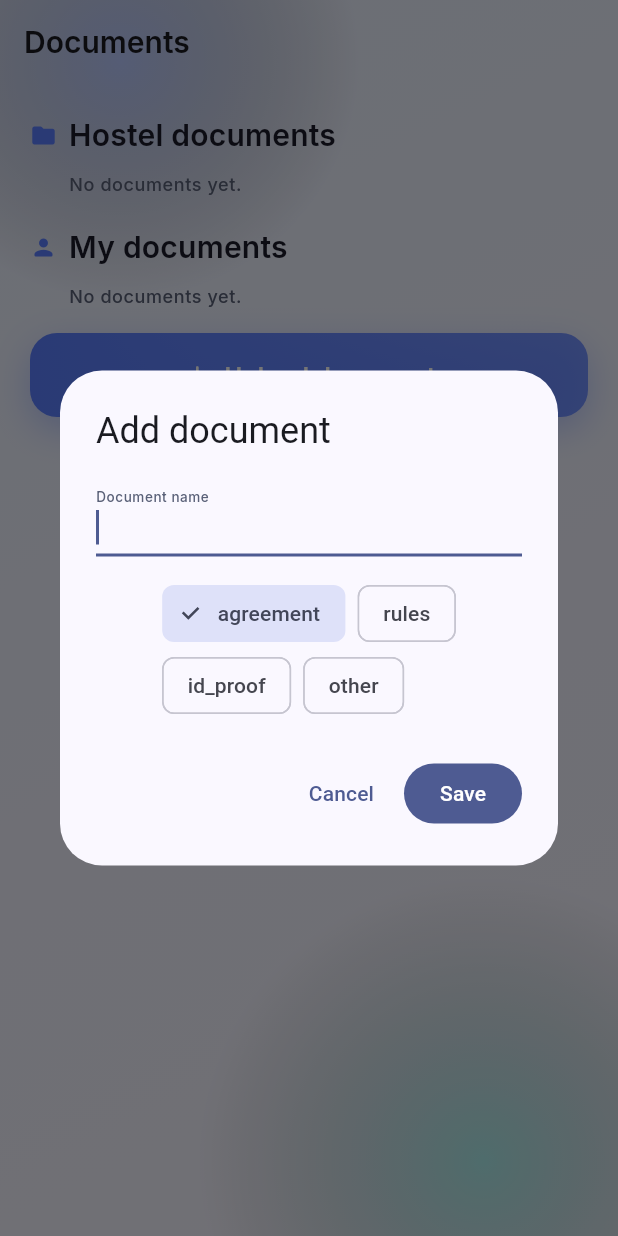
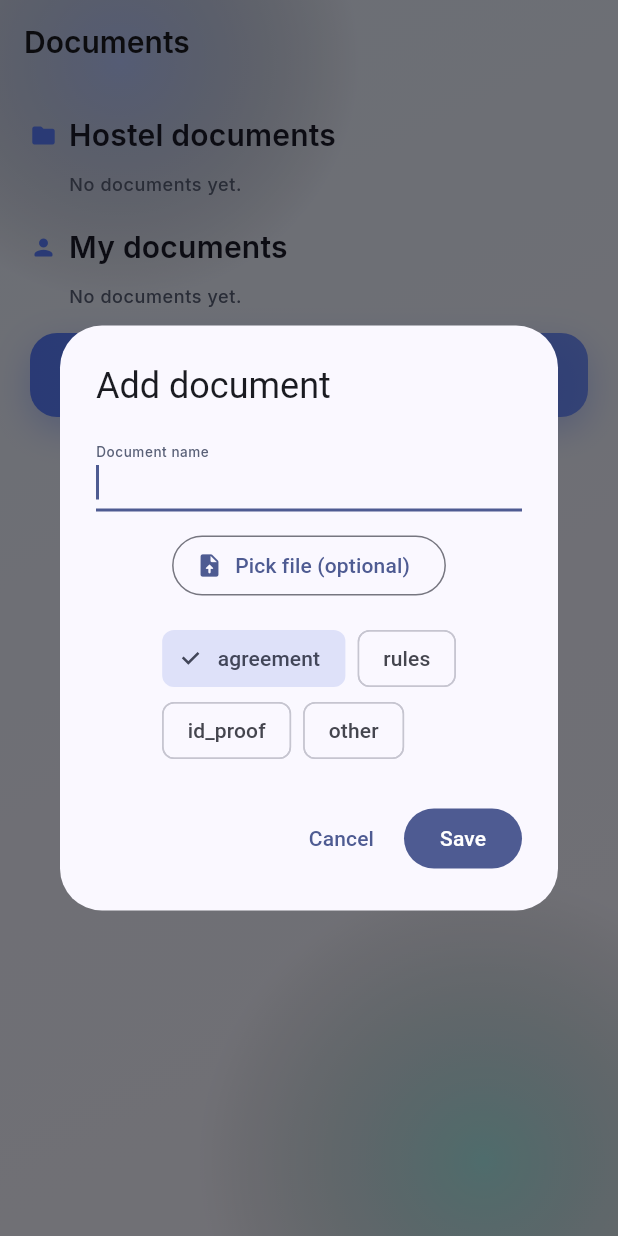
Before and after one commit to AanandAB/Hostelhub, a Flutter app: the DocumentsScreen screen opened by its route, after a tap on "Upload document", on a phone screen of 412 x 824 dp. Run offline on Flutter 3.47's test engine with Material 3 defaults, Android fonts, the phone set to English and light mode, and no system bars; our stand-ins replace audioplayers, file_picker, flutter_riverpod, go_router, google_fonts, pdf and 2 more; accounts and stored records are empty.

Commit message:
fix: visitor button padding + dropdown, deposit validation, PDF Rs symbol, documents upload/edit/delete, Resend email transport; add features doc

```diff
--- a/hostelhub/lib/data/firebase/firebase_repositories.dart
+++ b/hostelhub/lib/data/firebase/firebase_repositories.dart
@@ -265,6 +265,12 @@ class FirebaseOpsRepository implements OpsRepository {
       _n();
   @override
   Future<Document> createDocument(Document document) => _n();
+  @override
+  Future<Document> updateDocument(String documentId,
+          {String? name, String? type}) =>
+      _n();
+  @override
+  Future<void> deleteDocument(String documentId) => _n();
 }
 
 class FirebaseAdminRepository implements AdminRepository {
--- a/hostelhub/lib/data/local/local_api_client.dart
+++ b/hostelhub/lib/data/local/local_api_client.dart
@@ -45,6 +45,11 @@ class LocalApiClient {
     return _decode(res);
   }
 
+  Future<Map<String, dynamic>> delete(String path) async {
+    final res = await _client.delete(_uri(path));
+    return _decode(res);
+  }
+
   Uri _uri(String path) => Uri.parse('$baseUrl$path');
 
   Map<String, dynamic> _decode(http.Response res) {
--- a/hostelhub/lib/data/repositories/repositories.dart
+++ b/hostelhub/lib/data/repositories/repositories.dart
@@ -165,6 +165,9 @@ abstract class OpsRepository {
   // ── Document vault ─────────────────────────────────────────────────────
   Future<List<Document>> listDocuments(String ownerType, String ownerId);
   Future<Document> createDocument(Document document);
+  Future<Document> updateDocument(String documentId,
+      {String? name, String? type});
+  Future<void> deleteDocument(String documentId);
 }
 
 /// Super-admin (SaaS operator) surface: subscription pricing + client overrides.
--- a/hostelhub/lib/data/supabase/supabase_repositories.dart
+++ b/hostelhub/lib/data/supabase/supabase_repositories.dart
@@ -264,6 +264,12 @@ class SupabaseOpsRepository implements OpsRepository {
       _n();
   @override
   Future<Document> createDocument(Document document) => _n();
+  @override
+  Future<Document> updateDocument(String documentId,
+          {String? name, String? type}) =>
+      _n();
+  @override
+  Future<void> deleteDocument(String documentId) => _n();
 }
 
 class SupabaseAdminRepository implements AdminRepository {
--- a/hostelhub/lib/features/ops/bills_screen.dart
+++ b/hostelhub/lib/features/ops/bills_screen.dart
@@ -168,7 +168,7 @@ class _BillsScreenState extends ConsumerState<BillsScreen> {
                     mainAxisAlignment: pw.MainAxisAlignment.spaceBetween,
                     children: [
                       pw.Text(r.$1),
-                      pw.Text('₹${r.$2}'),
+                      pw.Text('Rs. ${r.$2}'),
                     ],
                   ),
                 )
@@ -180,7 +180,7 @@ class _BillsScreenState extends ConsumerState<BillsScreen> {
                 children: [
                   pw.Text('Total',
                       style: pw.TextStyle(fontWeight: pw.FontWeight.bold)),
-                  pw.Text('₹$total',
+                  pw.Text('Rs. $total',
                       style: pw.TextStyle(fontWeight: pw.FontWeight.bold)),
                 ],
               ),
--- a/hostelhub/lib/features/ops/documents_screen.dart
+++ b/hostelhub/lib/features/ops/documents_screen.dart
@@ -1,3 +1,4 @@
+import 'package:file_picker/file_picker.dart';
 import 'package:flutter/material.dart';
 import 'package:flutter_riverpod/flutter_riverpod.dart';
 
@@ -59,10 +60,12 @@ class DocumentsScreen extends ConsumerWidget {
     return ListView(
       padding: const EdgeInsets.fromLTRB(20, 20, 20, 40),
       children: [
-        _section(context, 'Hostel documents', hostelDocs, Icons.folder_rounded),
+        _section(context, ref, 'Hostel documents', hostelDocs,
+            Icons.folder_rounded, 'hostel', propertyId),
         if (!isOwner) ...[
           const SizedBox(height: 20),
-          _section(context, 'My documents', ownDocs, Icons.person_rounded),
+          _section(context, ref, 'My documents', ownDocs, Icons.person_rounded,
+              'inmate', inmateId),
         ],
         const SizedBox(height: 16),
         GlassButton(
@@ -76,8 +79,8 @@ class DocumentsScreen extends ConsumerWidget {
     );
   }
 
-  Widget _section(
-      BuildContext context, String title, List<Document> docs, IconData icon) {
+  Widget _section(BuildContext context, WidgetRef ref, String title,
+      List<Document> docs, IconData icon, String ownerType, String ownerId) {
     final textTheme = Theme.of(context).textTheme;
     return Column(
       crossAxisAlignment: CrossAxisAlignment.start,
@@ -112,6 +115,7 @@ class DocumentsScreen extends ConsumerWidget {
                         crossAxisAlignment: CrossAxisAlignment.start,
                         children: [
                           Text(d.name, style: textTheme.bodyLarge),
+                          Text(d.type, style: textTheme.bodySmall),
                           if (d.uploadedAt != null)
                             Text(
                               'Uploaded ${d.uploadedAt!.substring(0, 10)}',
@@ -120,16 +124,17 @@ class DocumentsScreen extends ConsumerWidget {
                         ],
                       ),
                     ),
-                    Container(
-                      padding: const EdgeInsets.symmetric(
-                          horizontal: 10, vertical: 4),
-                      decoration: BoxDecoration(
-                        color: AppColors.primary.withValues(alpha: 0.14),
-                        borderRadius: BorderRadius.circular(10),
-                      ),
-                      child: Text(d.type,
-                          style: const TextStyle(
-                              fontSize: 12, color: AppColors.primary)),
+                    IconButton(
+                      icon: const Icon(Icons.edit_rounded,
+                          size: 20, color: AppColors.accent),
+                      onPressed: () => _editDialog(
+                          context, ref, d, ownerType, ownerId),
+                    ),
+                    IconButton(
+                      icon: const Icon(Icons.delete_outline_rounded,
+                          size: 20, color: AppColors.danger),
+                      onPressed: () => _deleteDoc(
+                          context, ref, d, ownerType, ownerId),
                     ),
                   ],
                 ),
@@ -139,16 +144,38 @@ class DocumentsScreen extends ConsumerWidget {
     );
   }
 
-  void _addDialog(BuildContext context, WidgetRef ref, String ownerType,
-      String ownerId) {
-    final controller = TextEditingController();
-    String type = _docTypes.first;
+  Future<void> _deleteDoc(BuildContext context, WidgetRef ref, Document d,
+      String ownerType, String ownerId) async {
+    final ok = await showDialog<bool>(
+      context: context,
+      builder: (ctx) => AlertDialog(
+        title: const Text('Delete document?'),
+        content: Text('Delete "${d.name}"? This cannot be undone.'),
+        actions: [
+          TextButton(
+              onPressed: () => Navigator.pop(ctx, false),
+              child: const Text('Cancel')),
+          FilledButton(
+              onPressed: () => Navigator.pop(ctx, true),
+              child: const Text('Delete')),
+        ],
+      ),
+    );
+    if (ok != true) return;
+    await ref.read(backendProvider).ops.deleteDocument(d.id);
+    ref.invalidate(documentsProvider((ownerType, ownerId)));
+  }
+
+  void _editDialog(BuildContext context, WidgetRef ref, Document d,
+      String ownerType, String ownerId) {
+    final controller = TextEditingController(text: d.name);
+    String type = d.type;
     showDialog(
       context: context,
       builder: (dialogContext) => StatefulBuilder(
         builder: (dialogContext, setState) => AlertDialog(
           backgroundColor: Theme.of(context).colorScheme.surface,
-          title: const Text('Add document'),
+          title: const Text('Edit document'),
           content: Column(
             mainAxisSize: MainAxisSize.min,
             children: [
@@ -180,12 +207,86 @@ class DocumentsScreen extends ConsumerWidget {
               onPressed: () async {
                 final name = controller.text.trim();
                 if (name.isEmpty) return;
+                await ref.read(backendProvider).ops.updateDocument(d.id,
+                    name: name, type: type);
+                ref.invalidate(documentsProvider((ownerType, ownerId)));
+                if (dialogContext.mounted) Navigator.pop(dialogContext);
+              },
+              child: const Text('Save'),
+            ),
+          ],
+        ),
+      ),
+    );
+  }
+
+  void _addDialog(BuildContext context, WidgetRef ref, String ownerType,
+      String ownerId) {
+    final controller = TextEditingController();
+    String type = _docTypes.first;
+    String? filePath;
+    showDialog(
+      context: context,
+      builder: (dialogContext) => StatefulBuilder(
+        builder: (dialogContext, setState) => AlertDialog(
+          backgroundColor: Theme.of(context).colorScheme.surface,
+          title: const Text('Add document'),
+          content: Column(
+            mainAxisSize: MainAxisSize.min,
+            children: [
+              TextField(
+                controller: controller,
+                autofocus: true,
+                decoration: const InputDecoration(labelText: 'Document name'),
+              ),
+              const SizedBox(height: 12),
+              OutlinedButton.icon(
+                icon: const Icon(Icons.upload_file_rounded),
+                label: Text(
+                    filePath == null ? 'Pick file (optional)' : 'File selected'),
+                onPressed: () async {
+                  final result = await FilePicker.platform.pickFiles();
+                  if (result != null && result.files.isNotEmpty) {
+                    final f = result.files.first;
+                    setState(() {
+                      filePath = f.path;
+                      if (controller.text.trim().isEmpty) {
+                        controller.text = f.name;
+                      }
+                    });
+                  }
+                },
+              ),
+              const SizedBox(height: 14),
+              Wrap(
+                spacing: 8,
+                children: [
+                  for (final t in _docTypes)
+                    ChoiceChip(
+                      label: Text(t),
+                      selected: type == t,
+                      onSelected: (_) => setState(() => type = t),
+                    ),
+                ],
+              ),
+            ],
+          ),
+          actions: [
+            TextButton(
+              onPressed: () => Navigator.pop(dialogContext),
+              child: const Text('Cancel'),
+            ),
+            FilledButton(
+              onPressed: () async {
+                final name = controller.text.trim();
+                if (name.isEmpty) return;
                 await ref.read(backendProvider).ops.createDocument(Document(
                       id: '',
                       ownerType: ownerType,
                       ownerId: ownerId,
                       name: name,
                       type: type,
+                      fileUrl: filePath,
                     ));
                 ref.invalidate(documentsProvider((ownerType, ownerId)));
                 if (dialogContext.mounted) Navigator.pop(dialogContext);
--- a/hostelhub/lib/presentation/widgets/glass.dart
+++ b/hostelhub/lib/presentation/widgets/glass.dart
@@ -169,6 +169,7 @@ class GlassButton extends StatelessWidget {
             },
       child: Container(
         height: 56,
+        padding: const EdgeInsets.symmetric(horizontal: 20),
         decoration: BoxDecoration(
           gradient: LinearGradient(
             colors: [primary, primary.withValues(alpha: 0.82)],
--- a/hostelhub/pubspec.yaml
+++ b/hostelhub/pubspec.yaml
@@ -43,6 +43,7 @@ dependencies:
   printing: ^5.15.0
   url_launcher: ^6.3.0
   audioplayers: ^6.1.0
+  file_picker: ^8.1.2
 
 dev_dependencies:
   flutter_test:
```
Also changed, not shown: HOSTELHUB_FEATURES.txt (added, +186 -0 lines), hostelhub/lib/data/local/local_repositories.dart (+15 -0 lines), hostelhub/lib/features/ops/deposits_checkout_screen.dart (+27 -2 lines), hostelhub/lib/features/ops/visitors_leave_screen.dart (+11 -3 lines), hostelhub/pubspec.lock, 2 other files.
